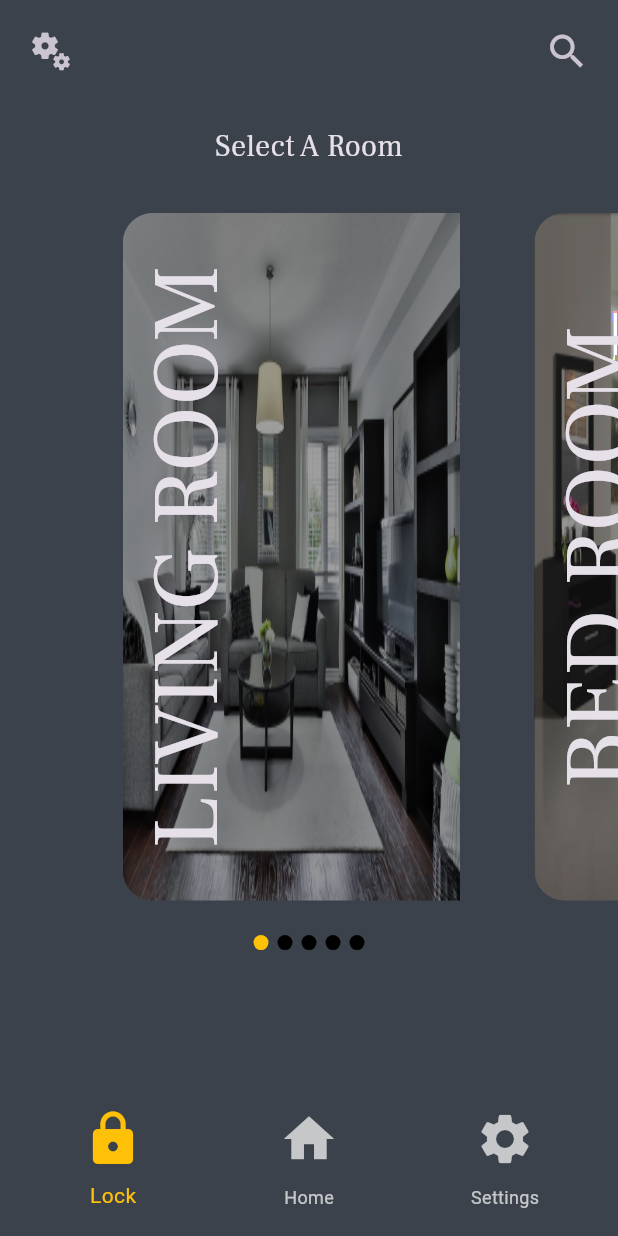
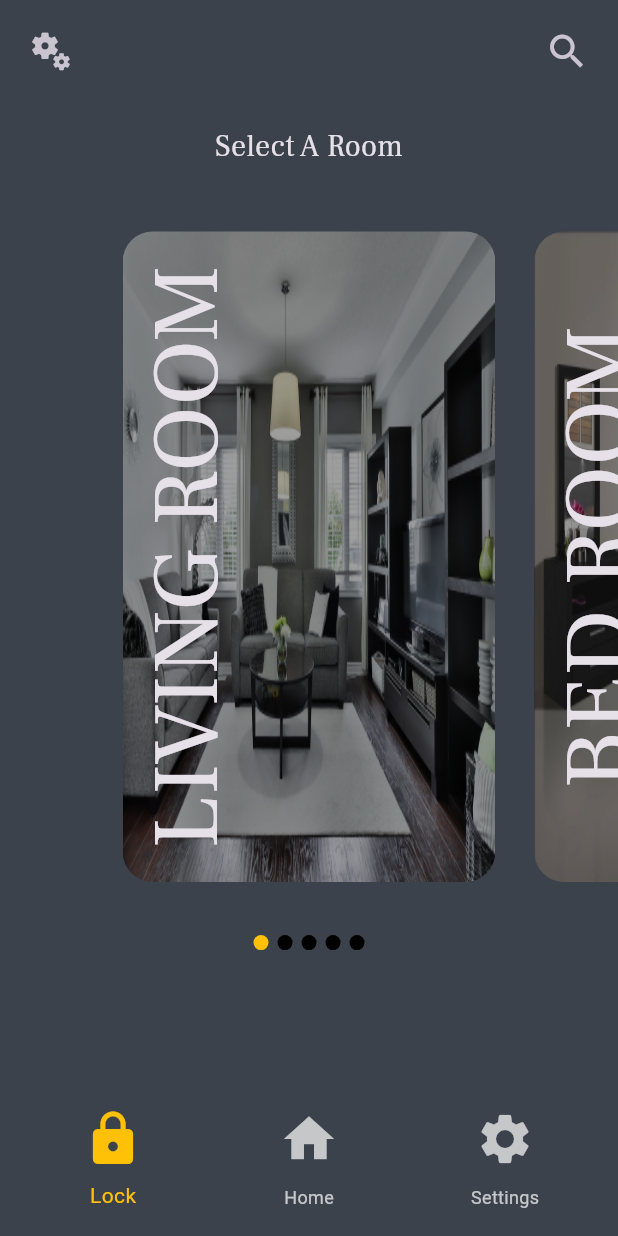
Before and after one commit to adlbe28/smart_home, a Flutter app: the screen it shows after launch, on a phone screen of 412 x 824 dp. Run offline on Flutter 3.47's test engine with Material 3 defaults, Android fonts, the phone set to English and light mode, and no system bars; our stand-ins replace go_router.

Commit message:
add edit image list

```diff
--- a/lib/features/Home/View/widget/custom_image_home_list.dart
+++ b/lib/features/Home/View/widget/custom_image_home_list.dart
@@ -12,13 +12,13 @@ class ImageHomeList extends StatelessWidget {
   Widget build(BuildContext context) {
     return Padding(
       padding: const EdgeInsets.symmetric(horizontal: 13),
-      child: ClipRRect(
-        borderRadius: BorderRadius.circular(20),
       child: Stack(
         alignment: Alignment.centerLeft,
         children: [
-            AspectRatio(
-                aspectRatio: MediaQuery.of(context).size.height * .000595,
+          ClipRRect(
+            borderRadius: BorderRadius.circular(20),
+            child: AspectRatio(
+                aspectRatio: MediaQuery.of(context).size.height * .000695,
                 child: Container(
                   decoration: BoxDecoration(
                     image: DecorationImage(
@@ -29,6 +29,7 @@ class ImageHomeList extends StatelessWidget {
                     ),
                   ),
                 )),
+          ),
           RotatedBox(
             quarterTurns: -1,
             child: Text(
@@ -41,7 +42,6 @@ class ImageHomeList extends StatelessWidget {
           ),
         ],
       ),
-      ),
     );
   }
 }
```
Lines whose indentation alone changed are shown as unchanged.
